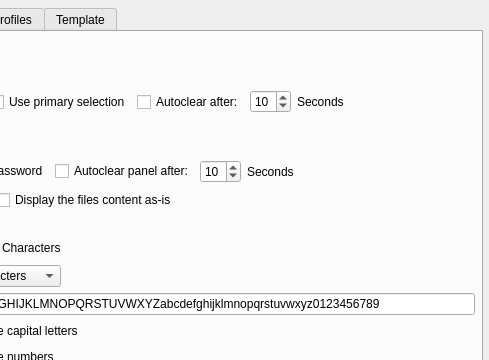
Above: src/configdialog.ui from IJHack/QtPass before the change; both pictures show x 170 to 659 and y 0 to 360 of the 659 by 728 pixel window. Below: the same form after it.
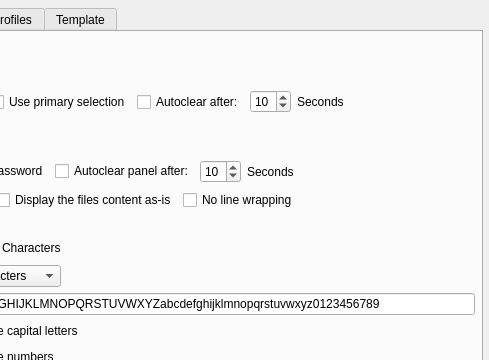
That is the form after the change. Icons and pictures are not drawn.

Commit message: Also make line wrapping optional

```diff
--- a/src/configdialog.ui
+++ b/src/configdialog.ui
@@ -228,6 +228,13 @@
              </property>
             </widget>
            </item>
+           <item>
+            <widget class="QCheckBox" name="checkBoxNoLineWrapping">
+             <property name="text">
+              <string>No line wrapping</string>
+             </property>
+            </widget>
+           </item>
            <item>
             <spacer name="horizontalSpacer_9">
              <property name="orientation">
```
The commit also changes 6 other files.
